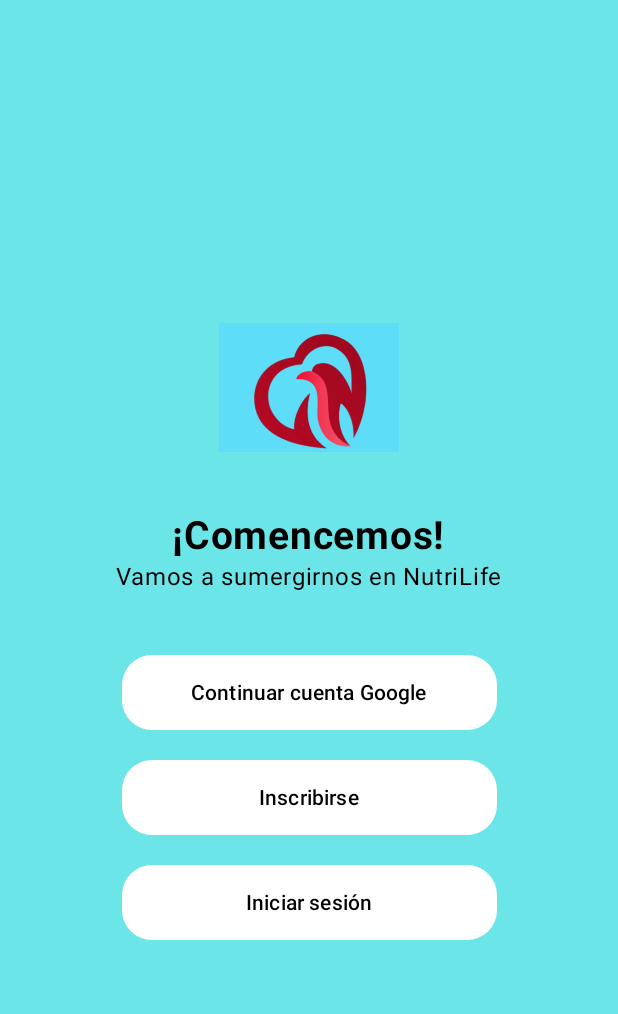
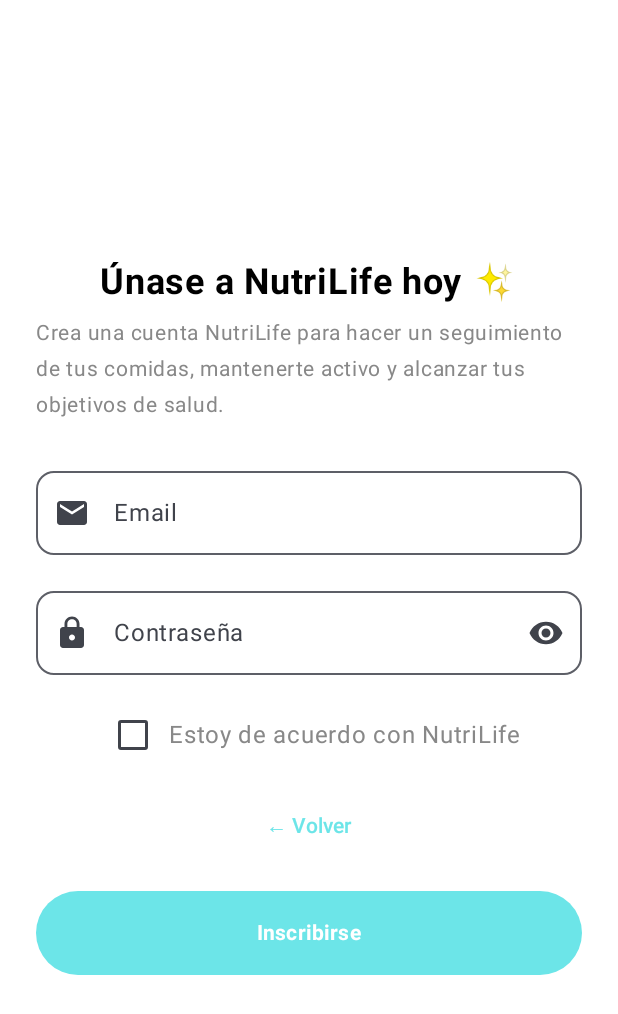
Before and after one commit to Jose-ops789/Nutrilive, an Android app built with Jetpack Compose: the screen it shows after launch (MainActivity), after a tap on "Inscribirse", on a phone screen of 412 x 824 dp. Shown: the top 1014 px of the screen. Run offline under Robolectric (Android 15) with nearby library versions, the phone set to English and light mode, and no system bars.

Commit message:
primera actualizacion

```diff
--- a/app/build.gradle.kts
+++ b/app/build.gradle.kts
@@ -56,4 +56,8 @@ dependencies {
     androidTestImplementation(libs.androidx.compose.ui.test.junit4)
     debugImplementation(libs.androidx.compose.ui.tooling)
     debugImplementation(libs.androidx.compose.ui.test.manifest)
+    implementation("androidx.compose.material:material-icons-extended")
+    implementation("androidx.navigation:navigation-compose:2.8.3")
+
+
 }
--- a/app/src/main/java/com/example/nutrilive/MainActivity.kt
+++ b/app/src/main/java/com/example/nutrilive/MainActivity.kt
@@ -8,26 +8,36 @@ import androidx.compose.foundation.background
 import androidx.compose.foundation.layout.*
 import androidx.compose.foundation.shape.RoundedCornerShape
 import androidx.compose.material3.*
-import androidx.compose.runtime.Composable
+import androidx.compose.material.icons.Icons
+import androidx.compose.material.icons.filled.Email
+import androidx.compose.material.icons.filled.Lock
+import androidx.compose.material.icons.filled.Visibility
+import androidx.compose.material.icons.filled.VisibilityOff
+import androidx.compose.runtime.*
 import androidx.compose.ui.Alignment
 import androidx.compose.ui.Modifier
 import androidx.compose.ui.graphics.Color
 import androidx.compose.ui.res.painterResource
 import androidx.compose.ui.text.font.FontWeight
+import androidx.compose.ui.text.input.PasswordVisualTransformation
+import androidx.compose.ui.text.input.VisualTransformation
 import androidx.compose.ui.unit.dp
 import androidx.compose.ui.unit.sp
+import androidx.navigation.NavHostController
+import androidx.navigation.compose.NavHost
+import androidx.navigation.compose.composable
+import androidx.navigation.compose.rememberNavController
 import com.example.nutrilive.ui.theme.NutriliveTheme
+import kotlinx.coroutines.delay // 👈 agregado para SplashScreen
 
 class MainActivity : ComponentActivity() {
     override fun onCreate(savedInstanceState: Bundle?) {
         super.onCreate(savedInstanceState)
         setContent {
             NutriliveTheme {
-                Surface(
-                    modifier = Modifier.fillMaxSize(),
-                    color = Color(0xFF6CE5E8)
-                ) {
-                    WelcomeScreen()
+                val navController = rememberNavController()
+                Surface(modifier = Modifier.fillMaxSize()) {
+                    AppNavigation(navController)
                 }
             }
         }
@@ -35,7 +45,74 @@ class MainActivity : ComponentActivity() {
 }
 
 @Composable
-fun WelcomeScreen() {
+fun AppNavigation(navController: NavHostController) {
+    // 👇 cambiamos el destino inicial a "splash"
+    NavHost(navController = navController, startDestination = "splash") {
+
+        // 👇 nueva pantalla Splash
+        composable("splash") {
+            SplashScreen(onTimeout = {
+                navController.navigate("welcome") {
+                    popUpTo("splash") { inclusive = true }
+                }
+            })
+        }
+
+        composable("welcome") {
+            WelcomeScreen(onSignUpClick = { navController.navigate("signup") })
+        }
+
+        composable("signup") {
+            SignUpScreen(onBack = { navController.popBackStack() })
+        }
+    }
+}
+
+@Composable
+fun SplashScreen(onTimeout: () -> Unit) {
+    // Muestra la pantalla de carga por 3 segundos
+    LaunchedEffect(Unit) {
+        delay(3000)
+        onTimeout()
+    }
+
+    Box(
+        modifier = Modifier
+            .fillMaxSize()
+            .background(Color(0xFF6CE5E8)),
+        contentAlignment = Alignment.Center
+    ) {
+        Column(horizontalAlignment = Alignment.CenterHorizontally) {
+            // Logo
+            Image(
+                painter = painterResource(id = R.drawable.logo_nutrilife),
+                contentDescription = "Logo NutriLife",
+                modifier = Modifier.size(120.dp)
+            )
+
+            Spacer(modifier = Modifier.height(16.dp))
+
+            // Nombre
+            Text(
+                text = "NutriLife",
+                fontSize = 28.sp,
+                fontWeight = FontWeight.Bold,
+                color = Color.Black
+            )
+
+            Spacer(modifier = Modifier.height(20.dp))
+
+            // Indicador de carga
+            CircularProgressIndicator(
+                color = Color.Black,
+                strokeWidth = 3.dp
+            )
+        }
+    }
+}
+
+@Composable
+fun WelcomeScreen(onSignUpClick: () -> Unit) {
     Column(
         modifier = Modifier
             .fillMaxSize()
@@ -47,72 +124,136 @@ fun WelcomeScreen() {
         // Logo
         Image(
             painter = painterResource(id = R.drawable.logo_nutrilife),
-            contentDescription = "Logo NutriLife",
-            modifier = Modifier.size(120.dp)
+            contentDescription = "Logo Nutrilife",
+            modifier = Modifier.size(100.dp)
         )
 
-        Spacer(modifier = Modifier.height(24.dp))
-
-        // Título
-        Text(
-            text = "¡Comencemos!",
-            fontSize = 26.sp,
-            fontWeight = FontWeight.Bold,
-            color = Color.Black
-        )
-
-        // Subtítulo
-        Text(
-            text = "Vamos a sumergirnos en NutriLife",
-            fontSize = 16.sp,
-            color = Color.Black
-        )
+        Spacer(modifier = Modifier.height(20.dp))
+        Text("¡Comencemos!", fontSize = 26.sp, fontWeight = FontWeight.Bold)
+        Text("Vamos a sumergirnos en NutriLife", color = Color.Black)
 
         Spacer(modifier = Modifier.height(40.dp))
 
-        // Botones
+        // Botón Inscribirse
         Button(
-            onClick = { /* TODO: iniciar con Google */ },
+            onClick = { onSignUpClick() },
             colors = ButtonDefaults.buttonColors(containerColor = Color.White),
-            shape = RoundedCornerShape(20.dp),
-            modifier = Modifier
-                .width(250.dp)
-                .height(50.dp)
+            shape = RoundedCornerShape(20.dp)
         ) {
-            Text(text = "Continuar cuenta Google", color = Color.Black)
+            Text("Inscribirse", color = Color.Black)
         }
 
         Spacer(modifier = Modifier.height(20.dp))
 
+        // Boton niciar sesion
         Button(
-            onClick = { /* TODO: registrar */ },
+            onClick = { /* Aquí podrías abrir otra pantalla */ },
             colors = ButtonDefaults.buttonColors(containerColor = Color.White),
-            shape = RoundedCornerShape(20.dp),
-            modifier = Modifier
-                .width(250.dp)
-                .height(50.dp)
+            shape = RoundedCornerShape(20.dp)
         ) {
-            Text(text = "Inscribirse", color = Color.Black)
+            Text("Iniciar sesión", color = Color.Black)
+        }
+    }
+}
+
+@Composable
+fun SignUpScreen(onBack: () -> Unit) {
+    var email by remember { mutableStateOf("") }
+    var password by remember { mutableStateOf("") }
+    var isChecked by remember { mutableStateOf(false) }
+    var showPassword by remember { mutableStateOf(false) }
+
+    Column(
+        modifier = Modifier
+            .fillMaxSize()
+            .background(Color.White)
+            .padding(24.dp),
+        verticalArrangement = Arrangement.Center,
+        horizontalAlignment = Alignment.CenterHorizontally
+    ) {
+        Text(
+            text = "Únase a NutriLife hoy ✨",
+            fontSize = 24.sp,
+            fontWeight = FontWeight.Bold,
+            color = Color.Black
+        )
+        Spacer(modifier = Modifier.height(8.dp))
+        Text(
+            text = "Crea una cuenta NutriLife para hacer un seguimiento de tus comidas, mantenerte activo y alcanzar tus objetivos de salud.",
+            fontSize = 14.sp,
+            color = Color.Gray
+        )
+        Spacer(modifier = Modifier.height(24.dp))
+
+        OutlinedTextField(
+            value = email,
+            onValueChange = { email = it },
+            label = { Text("Email") },
+            leadingIcon = { Icon(Icons.Filled.Email, contentDescription = "Email") },
+            modifier = Modifier.fillMaxWidth(),
+            shape = RoundedCornerShape(12.dp)
+        )
+
+        Spacer(modifier = Modifier.height(16.dp))
+
+        OutlinedTextField(
+            value = password,
+            onValueChange = { password = it },
+            label = { Text("Contraseña") },
+            leadingIcon = { Icon(Icons.Filled.Lock, contentDescription = "Contraseña") },
+            trailingIcon = {
+                val image = if (showPassword) Icons.Filled.VisibilityOff else Icons.Filled.Visibility
+                IconButton(onClick = { showPassword = !showPassword }) {
+                    Icon(image, contentDescription = "Mostrar/ocultar contraseña")
+                }
+            },
+            visualTransformation = if (showPassword) VisualTransformation.None else PasswordVisualTransformation(),
+            modifier = Modifier.fillMaxWidth(),
+            shape = RoundedCornerShape(12.dp)
+        )
+
+        Spacer(modifier = Modifier.height(16.dp))
+
+        Row(verticalAlignment = Alignment.CenterVertically) {
+            Checkbox(checked = isChecked, onCheckedChange = { isChecked = it })
+            Text("Estoy de acuerdo con NutriLife", color = Color.Gray)
+        }
+
+        Spacer(modifier = Modifier.height(12.dp))
+
+        // Boton olver
+        TextButton(onClick = { onBack() }) {
+            Text("← Volver", color = Color(0xFF6CE5E8))
         }
 
         Spacer(modifier = Modifier.height(20.dp))
 
+        // Boton principal
         Button(
-            onClick = { /* TODO: iniciar sesión */ },
-            colors = ButtonDefaults.buttonColors(containerColor = Color.White),
-            shape = RoundedCornerShape(20.dp),
+            onClick = { /* TODO: lógica de registro */ },
+            colors = ButtonDefaults.buttonColors(containerColor = Color(0xFF6CE5E8)),
             modifier = Modifier
-                .width(250.dp)
-                .height(50.dp)
+                .fillMaxWidth()
+                .height(56.dp),
+            shape = RoundedCornerShape(50)
         ) {
-            Text(text = "Iniciar sesión", color = Color.Black)
+            Text("Inscribirse", color = Color.White, fontWeight = FontWeight.Bold)
         }
     }
 }
+
+@androidx.compose.ui.tooling.preview.Preview(showBackground = true, showSystemUi = true)
 @Composable
-@androidx.compose.ui.tooling.preview.Preview(showBackground = true, showSystemUi = true)
 fun PreviewWelcomeScreen() {
-    com.example.nutrilive.ui.theme.NutriliveTheme {
-        WelcomeScreen()
+    NutriliveTheme {
+        WelcomeScreen(onSignUpClick = {})
     }
 }
+
+@androidx.compose.ui.tooling.preview.Preview(showBackground = true, showSystemUi = true)
+@Composable
+fun PreviewSignUpScreen() {
+    NutriliveTheme {
+        SignUpScreen(onBack = {})
+    }
+}
```
Also changed, not shown: 1 other file.
